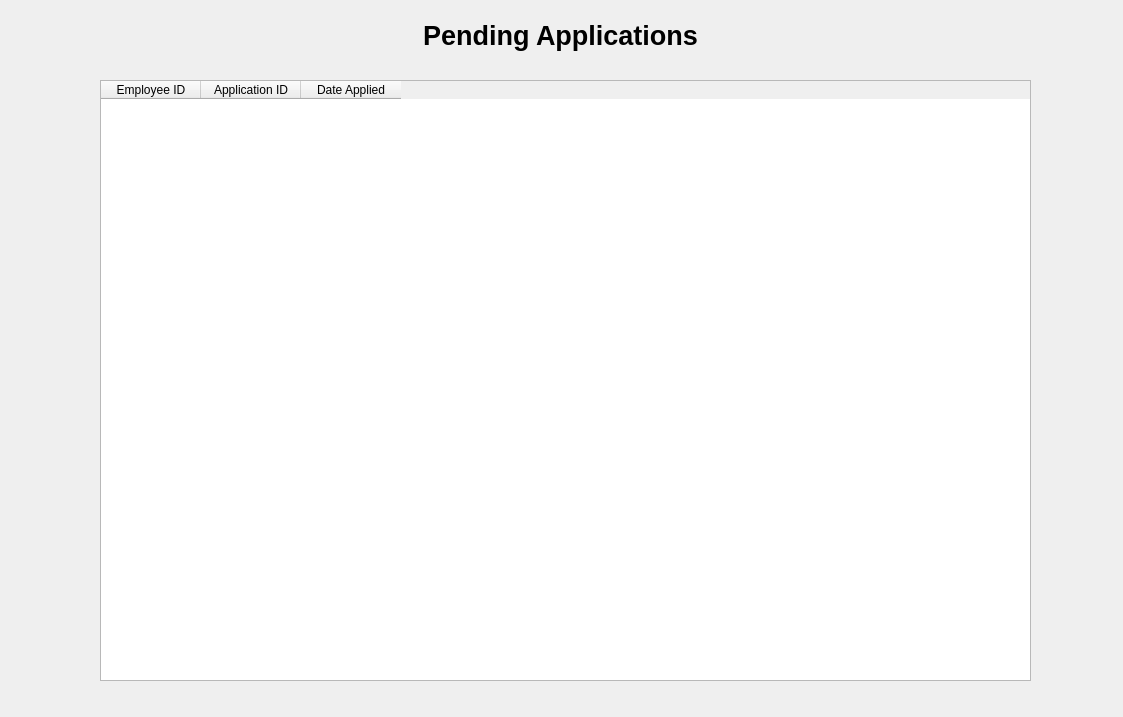
This is Maintendance/pendingleavestable.ui in markhan101/Maintendance as Qt 5 draws it before an edit. The edited form follows.
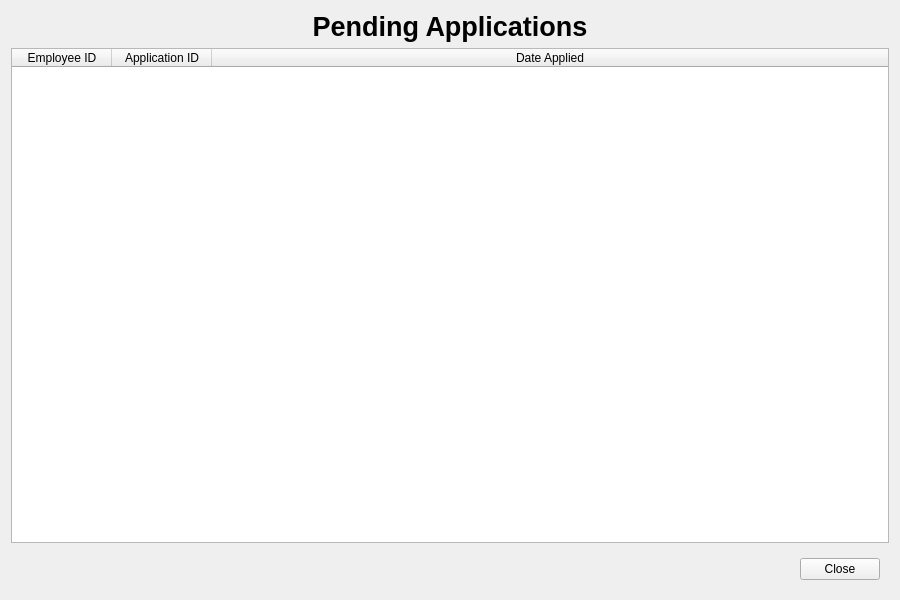
This is the edited form.

Commit message: made the pending leave table

```diff
--- a/Maintendance/pendingleavestable.ui
+++ b/Maintendance/pendingleavestable.ui
@@ -6,22 +6,56 @@
    <rect>
     <x>0</x>
     <y>0</y>
-    <width>1123</width>
-    <height>717</height>
+    <width>900</width>
+    <height>600</height>
    </rect>
   </property>
+  <property name="minimumSize">
+   <size>
+    <width>900</width>
+    <height>600</height>
+   </size>
+  </property>
   <property name="windowTitle">
    <string>Form</string>
   </property>
+  <layout class="QVBoxLayout" name="verticalLayout">
+   <item>
+    <widget class="QLabel" name="pendingAppLabel">
+     <property name="sizePolicy">
+      <sizepolicy hsizetype="Preferred" vsizetype="Fixed">
+       <horstretch>0</horstretch>
+       <verstretch>0</verstretch>
+      </sizepolicy>
+     </property>
+     <property name="minimumHeight">
+      <number>50</number>
+     </property>
+     <property name="text">
+      <string>&lt;html&gt;&lt;head/&gt;&lt;body&gt;&lt;p align=&quot;center&quot;&gt;&lt;span style=&quot; font-size:20pt; font-weight:700;&quot;&gt;Pending Applications&lt;/span&gt;&lt;/p&gt;&lt;/body&gt;&lt;/html&gt;</string>
+     </property>
+     <property name="alignment">
+      <set>Qt::AlignCenter</set>
+     </property>
+    </widget>
+   </item>
+   <item>
   <widget class="QTableWidget" name="pendingLeaveTable">
-   <property name="geometry">
-    <rect>
-     <x>100</x>
-     <y>80</y>
-     <width>931</width>
-     <height>601</height>
-    </rect>
-   </property>
+     <property name="alternatingRowColors">
+      <bool>true</bool>
+     </property>
+     <property name="selectionMode">
+      <enum>QAbstractItemView::SingleSelection</enum>
+     </property>
+     <property name="selectionBehavior">
+      <enum>QAbstractItemView::SelectRows</enum>
+     </property>
+     <property name="sortingEnabled">
+      <bool>true</bool>
+     </property>
+     <attribute name="horizontalHeaderStretchLastSection">
+      <bool>true</bool>
+     </attribute>
    <column>
     <property name="text">
      <string>Employee ID</string>
@@ -38,22 +72,37 @@
     </property>
    </column>
   </widget>
-  <widget class="QLabel" name="pendingAppLabel">
-   <property name="geometry">
-    <rect>
-     <x>340</x>
-     <y>10</y>
-     <width>441</width>
-     <height>51</height>
-    </rect>
+   </item>
+   <item>
+    <widget class="QFrame" name="buttonFrame">
+     <layout class="QHBoxLayout" name="horizontalLayout">
+      <item>
+       <spacer name="horizontalSpacer">
+        <property name="orientation">
+         <enum>Qt::Horizontal</enum>
+        </property>
+        <property name="sizeHint" stdset="0">
+         <size>
+          <width>40</width>
+          <height>20</height>
+         </size>
+        </property>
+       </spacer>
+      </item>
+      <item>
+       <widget class="QPushButton" name="closeButton">
+        <property name="minimumWidth">
+         <number>100</number>
    </property>
    <property name="text">
-    <string>&lt;html&gt;&lt;head/&gt;&lt;body&gt;&lt;p align=&quot;center&quot;&gt;&lt;span style=&quot; font-size:20pt; font-weight:700;&quot;&gt;Pending Applications&lt;/span&gt;&lt;/p&gt;&lt;/body&gt;&lt;/html&gt;</string>
-   </property>
-   <property name="alignment">
-    <set>Qt::AlignmentFlag::AlignCenter</set>
-   </property>
-  </widget>
+         <string>Close</string>
+        </property>
+       </widget>
+      </item>
+     </layout>
+    </widget>
+   </item>
+  </layout>
  </widget>
  <resources/>
  <connections/>
```
Left out of the diff: 2 changed lines with no effect on the pictures. Lines whose indentation alone changed are shown as unchanged. The commit also changes 13 other files.
